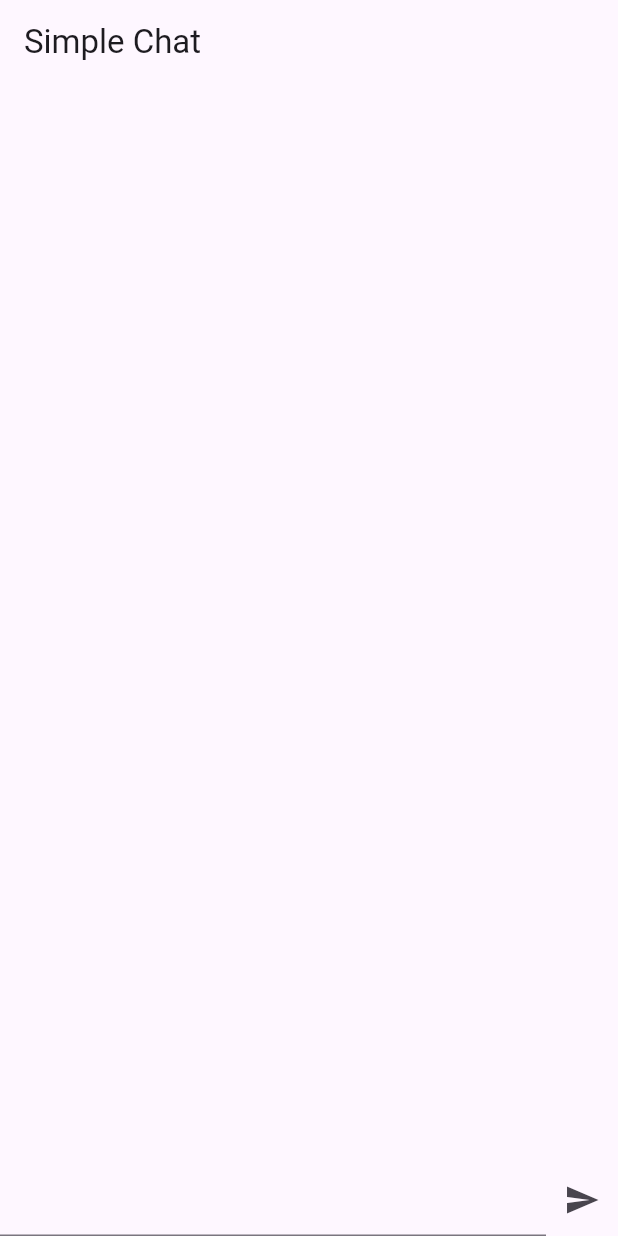
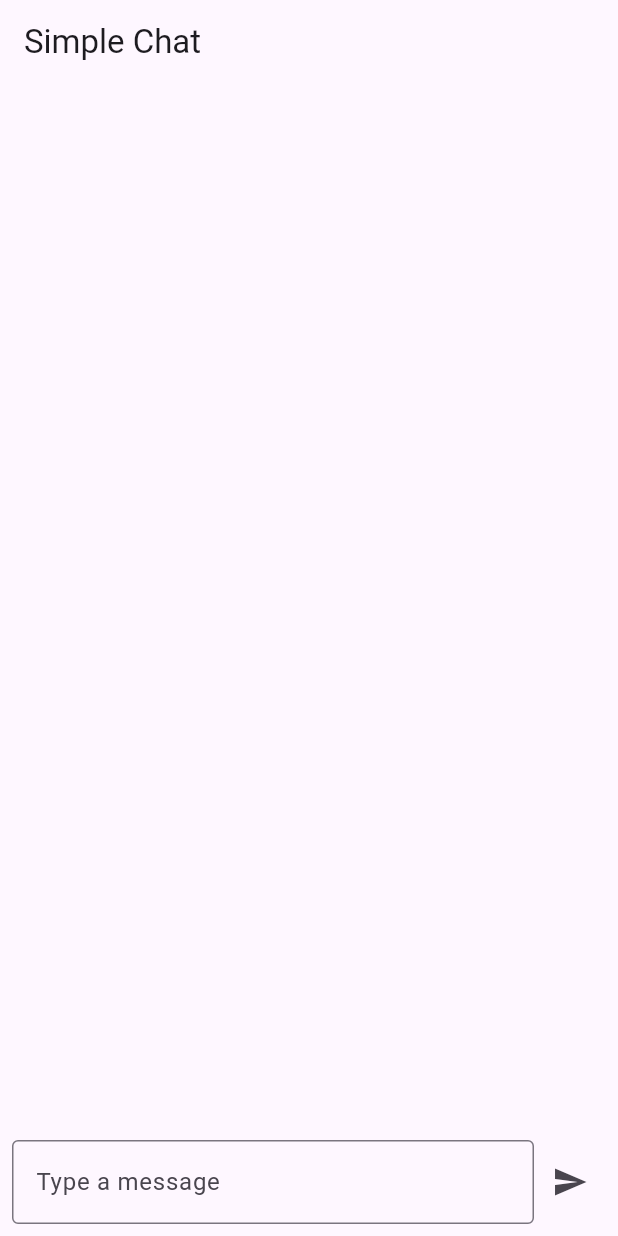
Before and after one commit to potetius/chat-app-example, a Flutter app: the screen it shows after launch, on a phone screen of 412 x 824 dp. Run offline on Flutter 3.47's test engine with Material 3 defaults, Android fonts, the phone set to English and light mode, and no system bars.

```diff
--- a/lib/pages/chat_page.dart
+++ b/lib/pages/chat_page.dart
@@ -63,9 +63,10 @@ class _ChatPageState extends State<ChatPage> {
           if (_isSending)
             Center(
               child: Image.asset(
-                "assets/fireworks.gif",
-                width: 200,
-                height: 200,
+                //"assets/fireworks.gif",
+                "assets/e1673.gif",
+                width: 500,
+                height: 500,
               ),
             ),
         ],
--- a/lib/widegets/massage_input.dart
+++ b/lib/widegets/massage_input.dart
@@ -20,16 +20,25 @@ class _MessageInputState extends State<MessageInput> {
 
   @override
   Widget build(BuildContext context) {
-    return Row(
+    return Padding(
+      padding: const EdgeInsets.all(8.0),
+      child: Row(
         children: [
           Expanded(
-          child: TextField(controller: _controller),
+            child: TextField(
+              controller: _controller,
+              decoration: const InputDecoration(
+                hintText: 'Type a message',
+                border: OutlineInputBorder(),
+              ),
+            ),
           ),
           IconButton(
             icon: const Icon(Icons.send),
             onPressed: _submit,
           ),
         ],
+      ),
     );
   }
 }
--- a/pubspec.yaml
+++ b/pubspec.yaml
@@ -60,6 +60,7 @@ flutter:
   # To add assets to your application, add an assets section, like this:
   assets:
     - assets/fireworks.gif
+    - assets/e1673.gif
 
   # An image asset can refer to one or more resolution-specific "variants", see
   # https://flutter.dev/to/resolution-aware-images
```
Also changed, not shown: assets/e1673.gif (added). Lines whose indentation alone changed are shown as unchanged.
